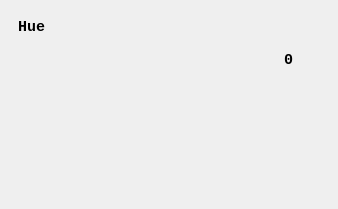
Old version of the form Views/sliders.ui in the repository mortalis13/Qt-Color-Picker-Qt.
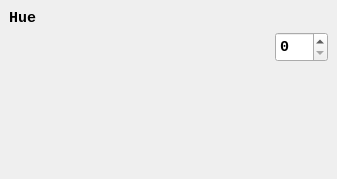
New version of the form. Custom widgets are drawn as their Qt base class.

Commit message: hue slider panel

Diff of the .ui file:
```diff
--- a/Views/sliders.ui
+++ b/Views/sliders.ui
@@ -6,8 +6,8 @@
    <rect>
     <x>0</x>
     <y>0</y>
-    <width>338</width>
-    <height>209</height>
+    <width>337</width>
+    <height>179</height>
    </rect>
   </property>
   <property name="windowTitle">
@@ -18,8 +18,23 @@
     <item>
      <widget class="QWidget" name="widget_2" native="true">
       <layout class="QGridLayout" name="gridLayout">
+       <property name="leftMargin">
+        <number>0</number>
+       </property>
+       <property name="topMargin">
+        <number>0</number>
+       </property>
+       <property name="rightMargin">
+        <number>0</number>
+       </property>
+       <property name="bottomMargin">
+        <number>0</number>
+       </property>
+       <property name="verticalSpacing">
+        <number>2</number>
+       </property>
        <item row="0" column="0">
-        <widget class="QLabel" name="label">
+        <widget class="QLabel" name="lHue">
          <property name="font">
           <font>
            <family>Consolas</family>
@@ -50,17 +65,11 @@
         </widget>
        </item>
        <item row="1" column="1">
-        <widget class="QLabel" name="lHue">
-         <property name="sizePolicy">
-          <sizepolicy hsizetype="Minimum" vsizetype="Preferred">
-           <horstretch>0</horstretch>
-           <verstretch>0</verstretch>
-          </sizepolicy>
-         </property>
+        <widget class="QSpinBox" name="spHue">
          <property name="minimumSize">
           <size>
-           <width>36</width>
-           <height>0</height>
+           <width>53</width>
+           <height>30</height>
           </size>
          </property>
          <property name="font">
@@ -71,8 +80,8 @@
            <bold>true</bold>
           </font>
          </property>
-         <property name="text">
-          <string>0</string>
+         <property name="maximum">
+          <number>360</number>
          </property>
         </widget>
        </item>
```
Left out of the diff: 2 changed lines with no effect on the pictures. The commit also changes 8 other files.
